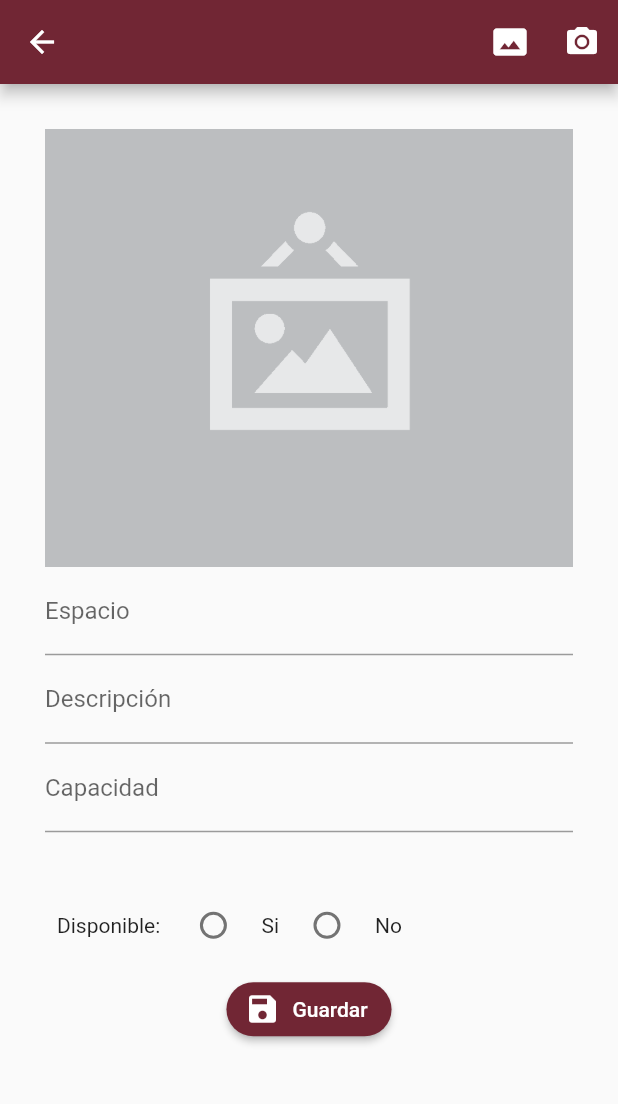
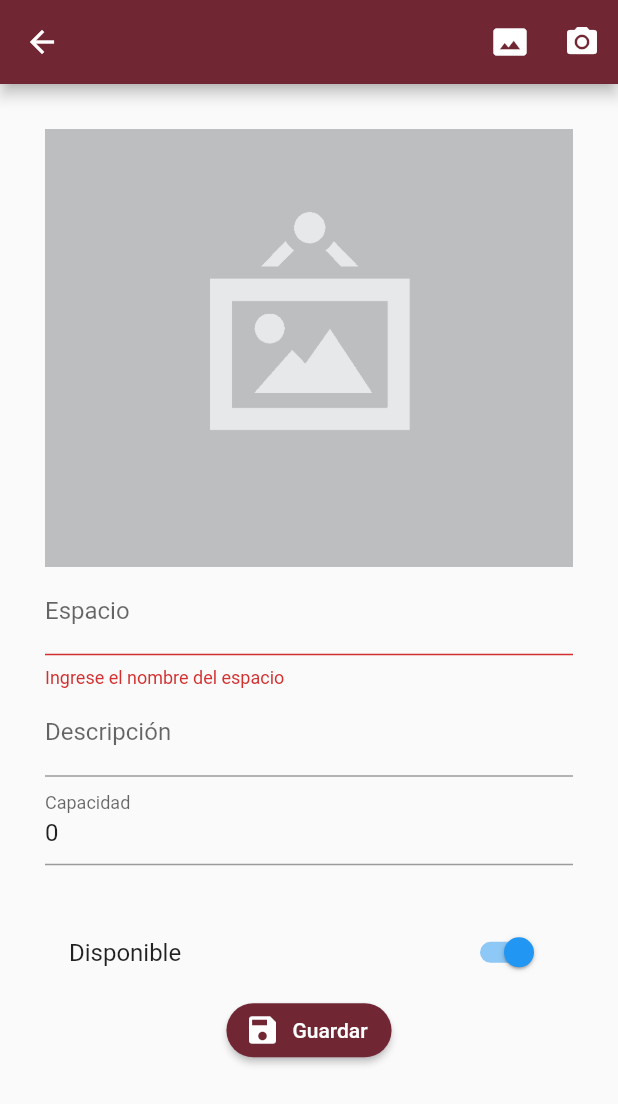
Before and after one commit to Marco-Chi-Castillo/app_flutter, a Flutter app: the FormEspacioPage screen opened by its route, after a tap on "Guardar", on a phone screen of 412 x 824 dp. Shown: the top 1104 px of the screen. Run offline on Flutter 3.47's test engine with Material 2 defaults, Android fonts, the phone set to English and light mode, and no system bars; our stand-ins replace image_picker, sqflite; accounts and stored records are empty; project files that could hold a hidden picture were left out.

Commit message:
Se agrega CRUD al modelo de espacios

```diff
--- a/lib/src/models/espacios_model.dart
+++ b/lib/src/models/espacios_model.dart
@@ -8,11 +8,11 @@ String espaciosModelToJson(EspaciosModel data) => json.encode(data.toJson());
 class EspaciosModel {
   EspaciosModel({
     this.id,
-    this.nombre,
-    this.descripcion,
-    this.capacidad,
-    this.estatus,
-    this.imagen,
+    this.nombre = '',
+    this.descripcion = '',
+    this.capacidad = 0,
+    this.estatus = 1,
+    this.imagen = '',
     this.idEdificio,
   });
 
--- a/lib/src/pages/espacio_Formulario_page.dart
+++ b/lib/src/pages/espacio_Formulario_page.dart
@@ -1,6 +1,9 @@
 import 'dart:io';
 
 import 'package:flutter/material.dart';
+import 'package:provider/provider.dart';
+import 'package:reservaciones_app/src/models/espacios_model.dart';
+import 'package:reservaciones_app/src/providers/espacio_list_provider.dart';
 import 'package:reservaciones_app/src/utils/paletaColor_util.dart';
 import 'package:image_picker/image_picker.dart';
 
@@ -12,25 +15,27 @@ class FormEspacioPage extends StatefulWidget {
 class _FormEspacioPageState extends State<FormEspacioPage> {
   File foto;
   String fotoUrl;
-  int selectedRadio;
+  bool _guardando = false;
+
+  final formKey = GlobalKey<FormState>();
+  final scaffolKey = GlobalKey<ScaffoldState>();
+  EspaciosModel espacio = new EspaciosModel();
 
   @override
   void initState() {
     super.initState();
-    selectedRadio = 0;
-  }
-
-  setSelectedRadio(int val) {
-    setState(() {
-      selectedRadio = val;
-    });
   }
 
   @override
   Widget build(BuildContext context) {
+    final EspaciosModel espacioData = ModalRoute.of(context).settings.arguments;
+    if (espacioData != null) {
+      espacio = espacioData;
+    }
     //final dynamic espacio = ModalRoute.of(context).settings.arguments;
     return Container(
       child: Scaffold(
+        key: scaffolKey,
         appBar: AppBar(
           actions: <Widget>[
             IconButton(
@@ -47,6 +52,7 @@ class _FormEspacioPageState extends State<FormEspacioPage> {
           child: Container(
             padding: EdgeInsets.all(30.0),
             child: Form(
+              key: formKey,
               child: Column(
                 children: <Widget>[
                   _mostrarFoto(),
@@ -96,56 +102,52 @@ class _FormEspacioPageState extends State<FormEspacioPage> {
 
   Widget _inputNombre() {
     return TextFormField(
+      initialValue: espacio.nombre,
       textCapitalization: TextCapitalization.sentences,
       decoration: InputDecoration(
         labelText: 'Espacio',
       ),
+      onSaved: (value) => espacio.nombre = value,
+      validator: (value) {
+        if (value.length < 1) {
+          return 'Ingrese el nombre del espacio';
+        } else {
+          return null;
+        }
+      },
     );
   }
 
   Widget _inputDescripcion() {
     return TextFormField(
+      initialValue: espacio.descripcion,
       textCapitalization: TextCapitalization.sentences,
       decoration: InputDecoration(
         labelText: 'Descripción',
       ),
+      onSaved: (value) => espacio.descripcion = value,
     );
   }
 
   Widget _inputCapacidad() {
     return TextFormField(
+      initialValue: espacio.capacidad.toString(),
+      keyboardType: TextInputType.numberWithOptions(decimal: true),
       textCapitalization: TextCapitalization.sentences,
       decoration: InputDecoration(
         labelText: 'Capacidad',
       ),
+      onSaved: (value) => espacio.capacidad = int.parse(value),
     );
   }
 
   Widget _radioButtons() {
-    return Row(
-      children: [
-        ButtonBar(
-          children: [
-            Text('Disponible: '),
-            Radio(
-              value: 1,
-              groupValue: selectedRadio,
-              onChanged: (val) {
-                setSelectedRadio(val);
-              },
-            ),
-            Text('Si'),
-            Radio(
-              value: 2,
-              groupValue: selectedRadio,
-              onChanged: (val) {
-                setSelectedRadio(val);
-              },
-            ),
-            Text('No'),
-          ],
-        ),
-      ],
+    return SwitchListTile(
+      value: espacio.estatus == 1 ? true : false,
+      title: Text('Disponible'),
+      onChanged: (value) => setState(() {
+        espacio.estatus = value == true ? 1 : 0;
+      }),
     );
   }
 
@@ -156,7 +158,39 @@ class _FormEspacioPageState extends State<FormEspacioPage> {
       textColor: Colors.white,
       label: Text('Guardar'),
       icon: Icon(Icons.save),
-      onPressed: () {},
+      onPressed: (_guardando) ? null : _submit,
     );
   }
+
+  void _submit() {
+    if (!formKey.currentState.validate()) return;
+    formKey.currentState.save();
+
+    setState(() {
+      _guardando = true;
+    });
+
+    final productoProvider =
+        Provider.of<EspacioListProvider>(context, listen: false);
+
+    espacio.imagen = 'assets/im7.jpg';
+
+    if (espacio.id == null) {
+      productoProvider.insertEspacio(espacio);
+    } else {
+      productoProvider.updateEspacio(espacio);
+    }
+    mostrarSnackbar('Espacio Guardado');
+    Navigator.pushNamed(context, 'espacios');
+  }
+
+  void mostrarSnackbar(String mensaje) {
+    final snackbar = SnackBar(
+        content: Text(mensaje),
+        duration: Duration(
+          milliseconds: 2000,
+        ));
+
+    scaffolKey.currentState.showSnackBar(snackbar);
+  }
 }
--- a/lib/src/pages/espacio_detalle_page.dart
+++ b/lib/src/pages/espacio_detalle_page.dart
@@ -1,13 +1,16 @@
 //import 'dart:io';
 
 import 'package:flutter/material.dart';
+import 'package:provider/provider.dart';
+import 'package:reservaciones_app/src/models/espacios_model.dart';
+import 'package:reservaciones_app/src/providers/espacio_list_provider.dart';
 
 class EspacioDetalle extends StatelessWidget {
   /*File foto = new File('assets/im.jpg');
   String fotoUrl;*/
   @override
   Widget build(BuildContext context) {
-    final dynamic espacio = ModalRoute.of(context).settings.arguments;
+    final EspaciosModel espacio = ModalRoute.of(context).settings.arguments;
 
     return Container(
       child: Scaffold(
@@ -16,12 +19,12 @@ class EspacioDetalle extends StatelessWidget {
             IconButton(
               icon: Icon(Icons.edit),
               onPressed: () {
-                Navigator.pushNamed(context, 'formEspacio');
+                Navigator.pushNamed(context, 'formEspacio', arguments: espacio);
               },
             ),
             IconButton(
                 icon: Icon(Icons.delete),
-                onPressed: () => _alertDelete(context))
+                onPressed: () => _alertDelete(context, espacio.id))
           ],
         ),
         body: SingleChildScrollView(
@@ -33,12 +36,12 @@ class EspacioDetalle extends StatelessWidget {
     );
   }
 
-  List<Widget> _detallesEspacio(dynamic espacio) {
+  List<Widget> _detallesEspacio(EspaciosModel espacio) {
     final List<Widget> items = [
       Container(
         child: Column(
           children: <Widget>[
-            Image.asset(espacio['fotoUrl'], //'assets/im2.jpg',
+            Image.asset(espacio.imagen, //'assets/im2.jpg',
                 height: 300.0,
                 fit: BoxFit.cover), //_mostrarFotod(),
           ],
@@ -50,31 +53,25 @@ class EspacioDetalle extends StatelessWidget {
       ),
       ListTile(
         leading: Icon(Icons.apartment),
-        title: Text(espacio['edificio']),
+        title: Text(espacio.nombre),
         subtitle: Text('Nombre del Edificio'),
       ),
       Divider(),
       ListTile(
         leading: Icon(Icons.title),
-        title: Text(espacio['Descripcion']),
+        title: Text(espacio.descripcion),
         subtitle: Text('Descripción '),
       ),
       Divider(),
       ListTile(
-        leading: Icon(Icons.calendar_today),
-        title: Text(espacio['fecha']),
-        subtitle: Text('Fecha de creación'),
-      ),
-      Divider(),
-      ListTile(
         leading: Icon(Icons.account_box),
-        title: Text(espacio['capacidad']),
+        title: Text(espacio.capacidad.toString()),
         subtitle: Text('Capacidad de personas'),
       ),
       Divider(),
       ListTile(
         leading: Icon(Icons.radio_button_checked),
-        title: Text(espacio['estado']),
+        title: Text(espacio.estatus == 1 ? 'Disponible' : 'No disponible'),
         subtitle: Text('Estado del edifcio'),
       ),
     ];
@@ -82,7 +79,7 @@ class EspacioDetalle extends StatelessWidget {
     return items;
   }
 
-  void _alertDelete(BuildContext context) {
+  void _alertDelete(BuildContext context, int id) {
     showDialog(
       context: context,
       barrierDismissible: false,
@@ -99,7 +96,9 @@ class EspacioDetalle extends StatelessWidget {
             ),
             FlatButton(
               onPressed: () {
-                Navigator.of(context).pop();
+                Provider.of<EspacioListProvider>(context, listen: false)
+                    .deleteEspacioById(id);
+                Navigator.pushNamed(context, 'espacios');
               },
               child: Text('Aceptar'),
             ),
--- a/lib/src/pages/home_page.dart
+++ b/lib/src/pages/home_page.dart
@@ -1,14 +1,10 @@
 import 'package:flutter/material.dart';
 
 import 'package:reservaciones_app/src/components/menu_drawer.dart';
-import 'package:reservaciones_app/src/providers/db_provider.dart';
 
 class HomePage extends StatelessWidget {
   @override
   Widget build(BuildContext context) {
-    //BASE DE DATOS
-    DBProvider.db.database;
-
     return Container(
       child: Scaffold(
         appBar: AppBar(
--- /dev/null
+++ b/lib/src/providers/espacio_list_provider.dart
@@ -0,0 +1,40 @@
+import 'package:flutter/material.dart';
+import 'package:reservaciones_app/src/providers/db_provider.dart';
+
+class EspacioListProvider extends ChangeNotifier {
+  List<EspaciosModel> espacios = [];
+
+  insertEspacio(EspaciosModel espacio) async {
+    final id = await DBProvider.db.insertEspacio(espacio);
+    espacio.id = id;
+    this.espacios.add(espacio);
+    notifyListeners();
+  }
+
+  getEspacioById(int id) async {
+    final espacio = await DBProvider.db.getEspacioById(id);
+    this.espacios.add(espacio);
+    notifyListeners();
+  }
+
+  getAllEspacios() async {
+    final espacios = await DBProvider.db.getAllEspacios();
+    this.espacios = [...espacios];
+    notifyListeners();
+  }
+
+  updateEspacio(EspaciosModel espacio) async {
+    await DBProvider.db.updateEspacio(espacio);
+    this.getAllEspacios();
+  }
+
+  deleteEspacioById(int id) async {
+    await DBProvider.db.deleteEspacioById(id);
+    this.getAllEspacios();
+  }
+
+  deleteEspacios() async {
+    await DBProvider.db.deleteAllEspacios();
+    this.getAllEspacios();
+  }
+}
--- a/pubspec.yaml
+++ b/pubspec.yaml
@@ -27,6 +27,7 @@ dependencies:
   # The following adds the Cupertino Icons font to your application.
   # Use with the CupertinoIcons class for iOS style icons.
   cupertino_icons: ^1.0.0
+  provider: ^4.3.2+3
   image_picker:
   path_provider: ^1.6.24
   sqflite: ^1.3.2+1
```
Also changed, not shown: lib/main.dart (+8 -1 lines), lib/src/pages/espacios_page.dart (+15 -26 lines), lib/src/providers/db_provider.dart (+49 -1 lines), pubspec.lock.
